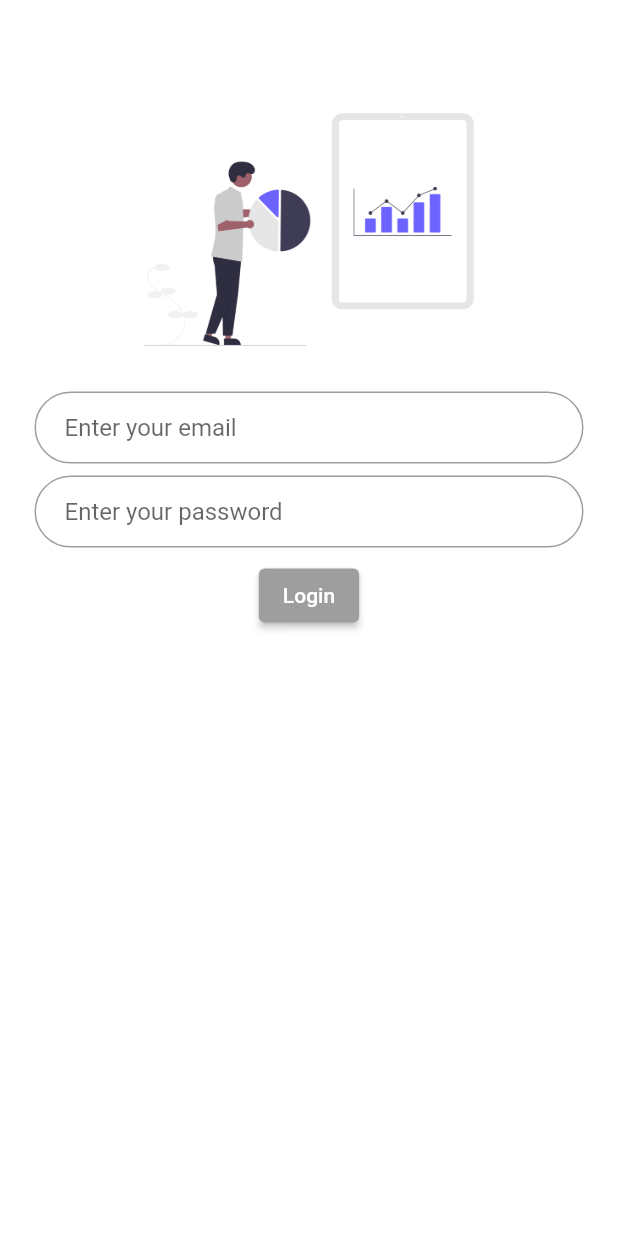
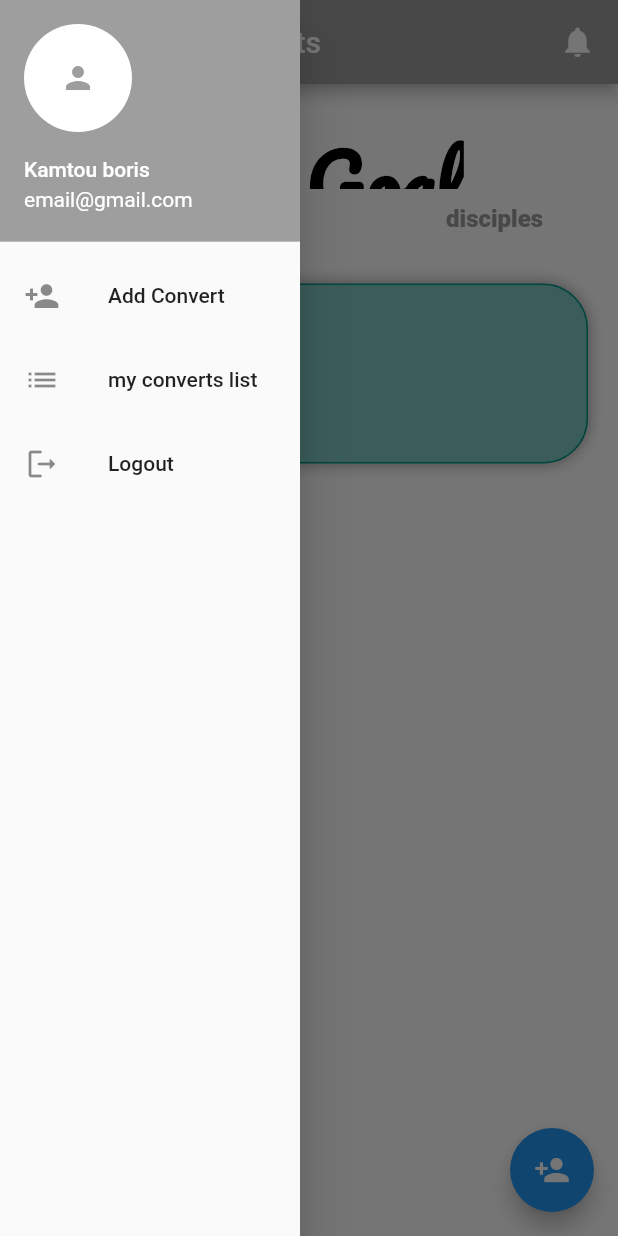
Before and after one commit to ElFabNyl/follow-UP, a Flutter app: the screen it shows after launch, with the side drawer open (before the commit the screen has no drawer), on a phone screen of 412 x 824 dp. Run offline on Flutter 3.47's test engine with Material 2 defaults, Android fonts, the phone set to English and light mode, and no system bars; drawn by our look-alikes of animated_text_kit; our stand-ins replace google_fonts.

Commit message:
new commit

```diff
--- a/lib/main.dart
+++ b/lib/main.dart
@@ -1,8 +1,9 @@
 import 'package:flutter/material.dart';
 // import 'package:followup/screens/Landing.dart';
 // import 'package:followup/screens/Register.dart';
-import 'package:followup/screens/Login.dart';
-
+// import 'package:followup/screens/Login.dart';
+// import 'package:followup/screens/AddConvert.dart';
+ import 'package:followup/screens/Home.dart';
 void main() {
   runApp(Index());
 }
@@ -12,7 +13,7 @@ class Index extends StatelessWidget {
   Widget build(BuildContext context) {
     return MaterialApp(
       debugShowCheckedModeBanner: false,
-      home: Login(),
+      home: Home(),
     );
   }
 }
--- /dev/null
+++ b/lib/screens/Home.dart
@@ -0,0 +1,215 @@
+import 'package:flutter/material.dart';
+import 'package:google_fonts/google_fonts.dart';
+import 'package:animated_text_kit/animated_text_kit.dart';
+
+class Home extends StatefulWidget {
+  @override
+  _HomeState createState() => _HomeState();
+}
+
+class _HomeState extends State<Home> with SingleTickerProviderStateMixin {
+  //////////////////////////////////////////////////////////////////////
+  //                        here we go
+  //////////////////////////////////////////////////////////////////////
+  ///
+  late AnimationController controller;
+  //at the initialisation, i build my animation controller.
+  @override
+  void initState() {
+    controller = AnimationController(
+        duration: Duration(seconds: 15),
+        vsync: this,
+        upperBound: 1000000000,
+        lowerBound: 900000000);
+    super.initState();
+    //to use the controller
+    controller.forward();
+
+    controller.addListener(() {
+      setState(() {});
+      // just to watch. hihihi!!!
+      print(controller.value);
+    });
+  }
+
+  @override
+  Widget build(BuildContext context) {
+    return Scaffold(
+      floatingActionButton: FloatingActionButton(
+        onPressed: () {
+          print('you pressed !');
+        },
+        child: Icon(Icons.person_add),
+      ),
+      drawer: Container(
+        child: _drawer(),
+        width: 200.0,
+        padding: EdgeInsets.zero,
+      ),
+      backgroundColor: Colors.white,
+      appBar: _buildAppBar(),
+      body: SafeArea(
+        child: Column(
+          children: [
+            _appBarBottomSection(context, controller),
+            _content(),
+          ],
+        ),
+      ),
+    );
+  }
+}
+
+//creating the  appBar
+
+AppBar _buildAppBar() {
+  return AppBar(
+    backgroundColor: Colors.grey,
+    title: Text("Young Converts"),
+    actions: [
+      Padding(
+        padding: const EdgeInsets.only(right: 15.0),
+        child: Icon(
+          Icons.notifications,
+          color: Colors.white,
+        ),
+      )
+    ],
+  );
+}
+
+//building the drawer
+Drawer _drawer() {
+  return Drawer(
+    child: ListView(
+      padding: EdgeInsets.zero,
+      children: [
+        UserAccountsDrawerHeader(
+          accountName: Text('Kamtou boris'),
+          accountEmail: Text("email@gmail.com"),
+          currentAccountPicture: CircleAvatar(
+            backgroundColor: Colors.white,
+            child: Icon(
+              Icons.person,
+              color: Colors.grey,
+            ),
+          ),
+          decoration: BoxDecoration(
+            color: Colors.grey,
+          ),
+        ),
+        ListTile(
+          leading: Icon(Icons.person_add),
+          title: Text("Add Convert"),
+        ),
+        ListTile(
+          leading: Icon(Icons.list),
+          title: Text("my converts list"),
+        ),
+        Column(
+          mainAxisAlignment: MainAxisAlignment.end,
+          children: [
+            ListTile(
+              leading: Icon(Icons.logout_rounded),
+              title: Text("Logout"),
+            ),
+          ],
+        ),
+      ],
+    ),
+  );
+}
+
+//buildind the appBarBottom section
+
+Container _appBarBottomSection(context, AnimationController controller) {
+  return Container(
+    padding: EdgeInsets.symmetric(horizontal: 50.0),
+    width: MediaQuery.of(context).size.width,
+    decoration: BoxDecoration(
+      color: Colors.white,
+      borderRadius: BorderRadius.only(
+        bottomLeft: Radius.circular(50),
+        bottomRight: Radius.circular(50),
+      ),
+    ),
+    child: Column(
+      mainAxisAlignment: MainAxisAlignment.center,
+      crossAxisAlignment: CrossAxisAlignment.start,
+      children: [
+        Padding(
+          padding: const EdgeInsets.only(top: 20.0),
+          child: TextLiquidFill(
+            boxHeight: 50.0,
+            boxBackgroundColor: Colors.white,
+            waveColor: Colors.black,
+            text: 'Our Goal',
+            textStyle: GoogleFonts.pacifico(
+              textStyle: TextStyle(
+                  color: Colors.grey,
+                  fontSize: 50.0,
+                  fontWeight: FontWeight.w900),
+            ),
+          ),
+        ),
+        SizedBox(
+          height: 8.0,
+        ),
+        Row(
+          mainAxisAlignment: MainAxisAlignment.spaceBetween,
+          children: [
+            Text(
+              '${controller.value.toInt()}',
+              textAlign: TextAlign.center,
+              style: TextStyle(
+                  color: Colors.grey,
+                  fontSize: 25.0,
+                  fontWeight: FontWeight.w500,
+                  height: 1),
+            ),
+            Text(
+              'disciples',
+              style: TextStyle(
+                  textBaseline: TextBaseline.alphabetic,
+                  color: Colors.grey,
+                  fontSize: 16.0,
+                  fontWeight: FontWeight.w900,
+                  height: 1),
+            ),
+          ],
+        )
+      ],
+    ),
+  );
+}
+
+//more content
+
+_content() {
+  return Expanded(
+    child: SingleChildScrollView(
+      padding: EdgeInsets.symmetric(horizontal: 20.0, vertical: 30.0),
+      child: Container(
+        height: 120.0,
+        padding: EdgeInsets.symmetric(horizontal: 30, vertical: 16),
+        decoration: BoxDecoration(
+          boxShadow: [
+            BoxShadow(color: Colors.grey, blurRadius: 8.0),
+          ],
+          color: Colors.teal[200],
+          borderRadius: BorderRadius.circular(30),
+          border: Border.all(
+            color: Colors.teal,
+          ),
+        ),
+        child: Row(
+          children: [
+            Column(
+              children: [],
+            )
+          ],
+        ),
+      ),
+    ),
+  );
+}
```
Also changed, not shown: lib/screens/AddConvert.dart (added, +214 -0 lines), lib/screens/Login.dart (+5 -2 lines), pubspec.yaml (+5 -4 lines), fonts/Caveat-Bold.ttf (added), pubspec.lock.
